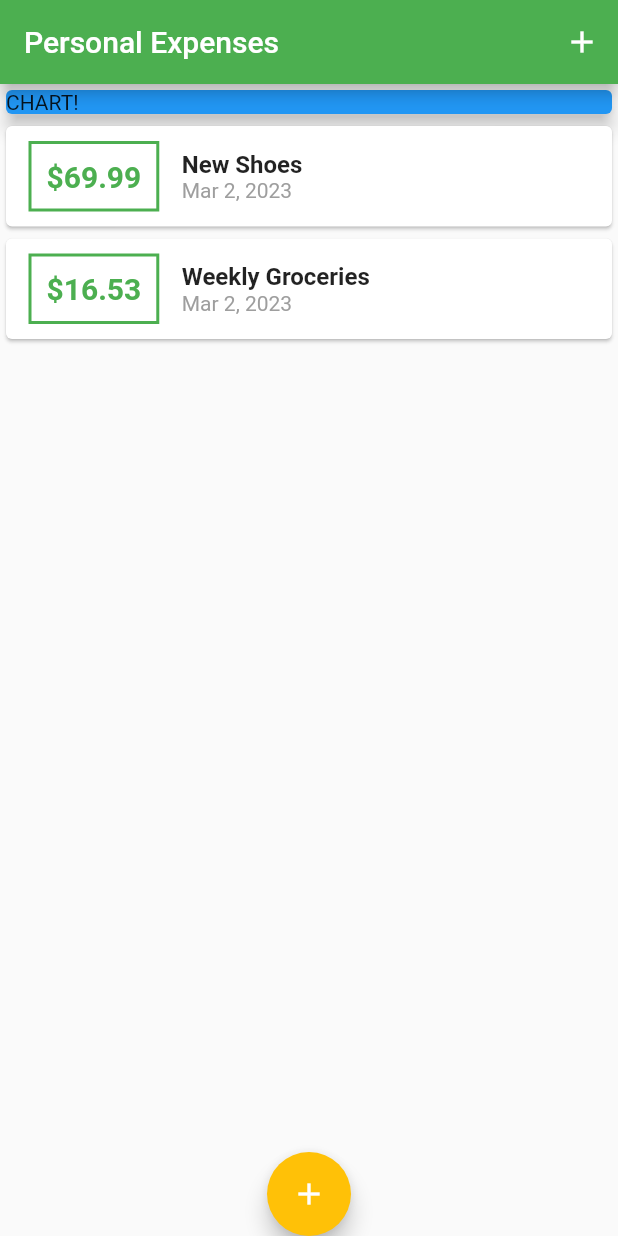
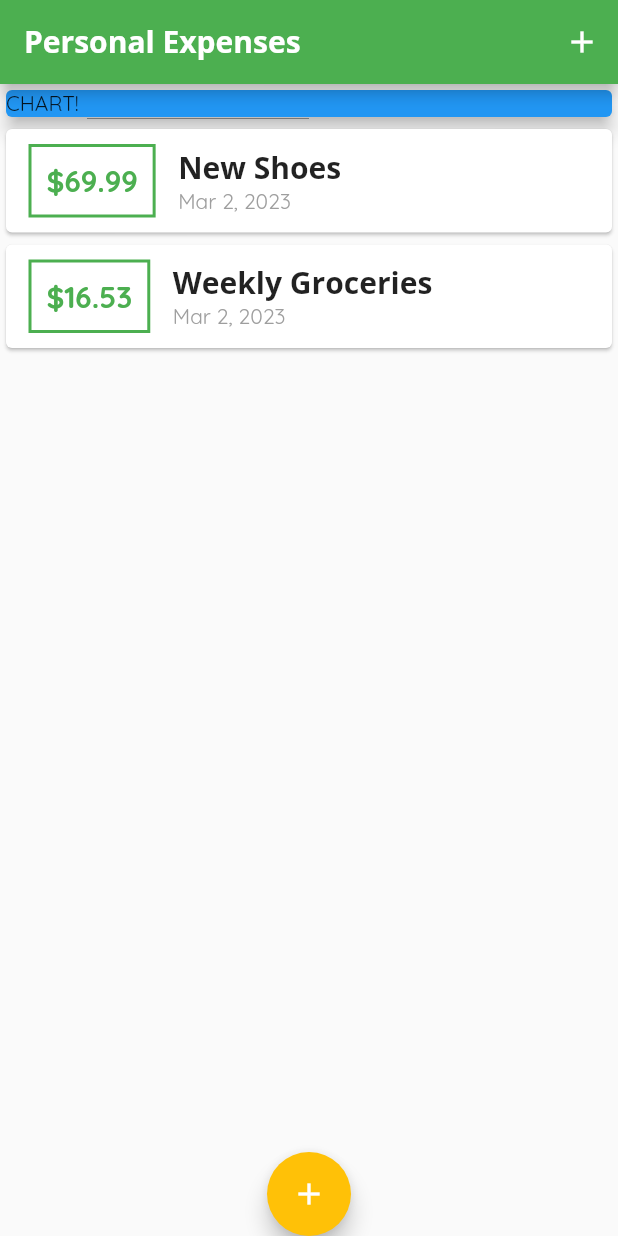
Before and after one commit to MachoBoy/flutter_expense_app, a Flutter app: the screen it shows after launch, on a phone screen of 412 x 824 dp. Run offline on Flutter 3.47's test engine with Material 2 defaults, Android fonts, the phone set to English and light mode, and no system bars.

Commit message:
use custom font

```diff
--- a/lib/main.dart
+++ b/lib/main.dart
@@ -18,7 +18,13 @@ class MyApp extends StatelessWidget {
       theme: ThemeData(
           primarySwatch: Colors.green,
           colorScheme: ColorScheme.fromSwatch()
-              .copyWith(primary: Colors.green, secondary: Colors.amber)),
+              .copyWith(primary: Colors.green, secondary: Colors.amber),
+          fontFamily: 'Quicksand',
+          appBarTheme: const AppBarTheme(
+              titleTextStyle: TextStyle(
+                  fontFamily: 'OpenSans',
+                  fontSize: 20,
+                  fontWeight: FontWeight.bold))),
       home: const MyHomePage(),
     );
   }
--- a/lib/widgets/new_transaction.dart
+++ b/lib/widgets/new_transaction.dart
@@ -11,7 +11,6 @@ class NewTransaction extends StatefulWidget {
 
 class _NewTransactionState extends State<NewTransaction> {
   final titleController = TextEditingController();
-
   final amountController = TextEditingController();
 
   void submitData() {
--- a/lib/widgets/transaction_list.dart
+++ b/lib/widgets/transaction_list.dart
@@ -10,7 +10,7 @@ class TransactionList extends StatelessWidget {
 
   @override
   Widget build(BuildContext context) {
-    return Container(
+    return SizedBox(
       height: 300,
       child: ListView.builder(
         itemBuilder: (ctx, index) {
@@ -39,8 +39,7 @@ class TransactionList extends StatelessWidget {
                   children: [
                     Text(
                       transactions[index].title,
-                      style: const TextStyle(
-                          fontSize: 16, fontWeight: FontWeight.bold),
+                      style: Theme.of(context).appBarTheme.titleTextStyle,
                     ),
                     Text(
                       DateFormat.yMMMd().format(transactions[index].date),
```
Also changed, not shown: pubspec.yaml (+11 -8 lines), assets/fonts/OpenSans-Bold.ttf (added), assets/fonts/OpenSans-Regular.ttf (added), assets/fonts/Quicksand-Bold.ttf (added), assets/fonts/Quicksand-Light.ttf (added), assets/fonts/Quicksand-Medium.ttf (added), assets/fonts/Quicksand-Regular.ttf (added).
